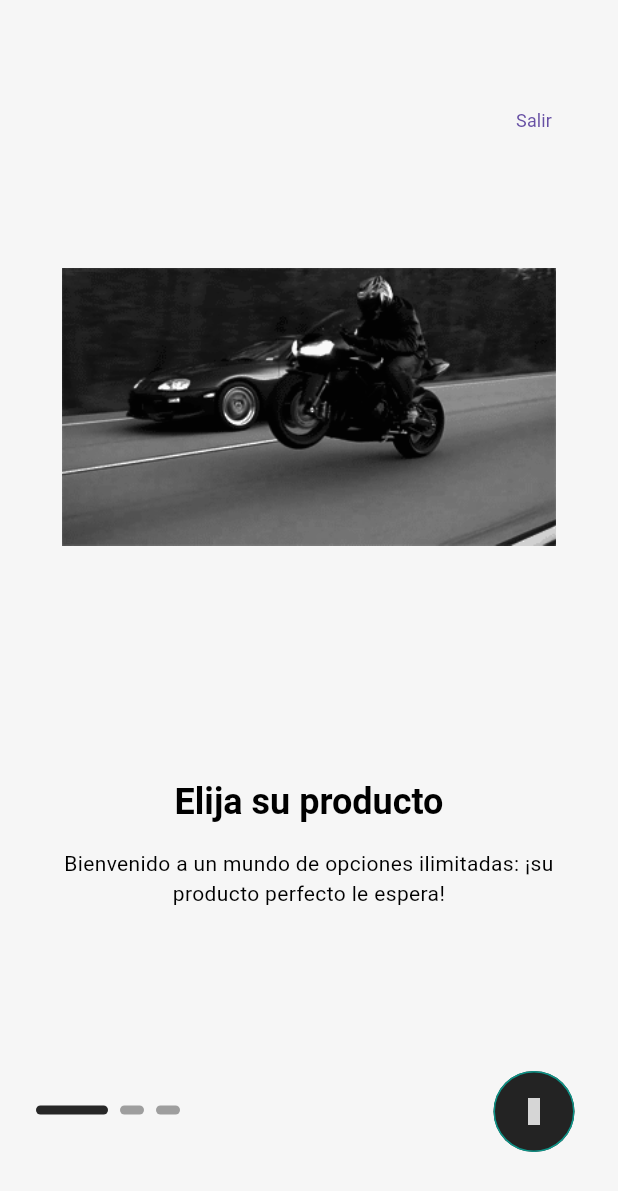
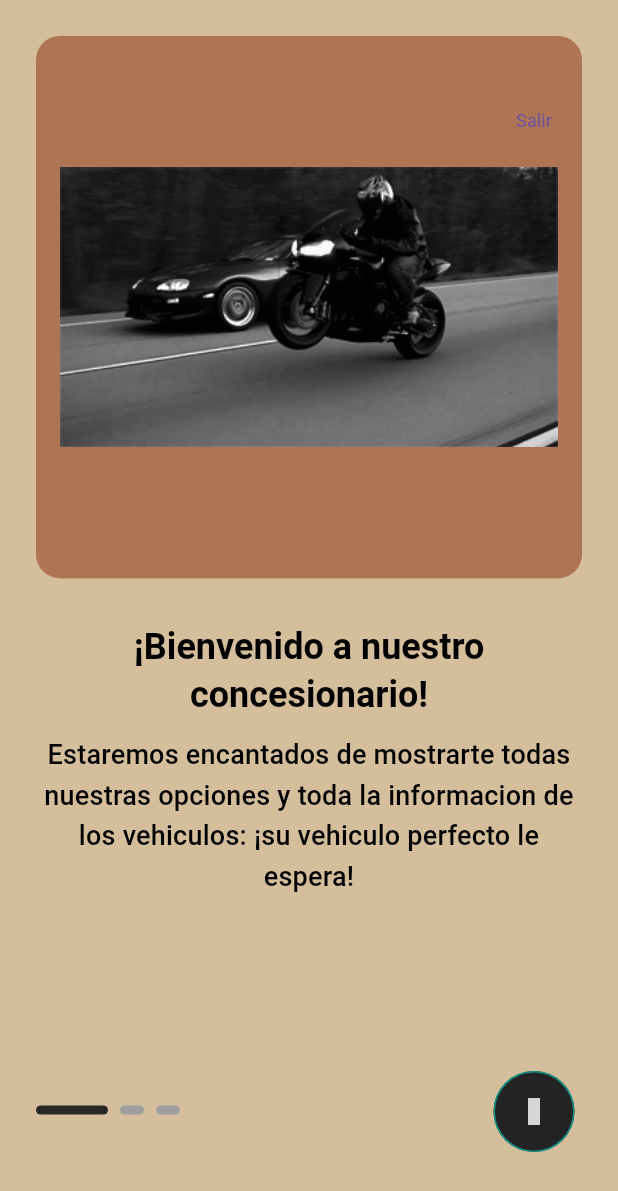
Before and after one commit to Julian-Escobar22/App-concesionario, a Flutter app: the screen it shows after launch, on a phone screen of 412 x 824 dp. Shown: the top 1191 px of the screen. Run offline on Flutter 3.47's test engine with Material 3 defaults, Android fonts, the phone set to English and light mode, and no system bars; drawn by our look-alikes of smooth_page_indicator; our stand-ins replace cloud_firestore, firebase_auth, firebase_core, flutter_svg, get, get_storage and 2 more; accounts and stored records are empty; Roboto replaces fonts that are missing (Poppins); project files that could hold a hidden picture were left out; grey boxes are pictures that could not be loaded.

Commit message:
subiendo cambios

```diff
--- a/lib/l10n/app_es.arb
+++ b/lib/l10n/app_es.arb
@@ -1,6 +1,6 @@
 {
   "appTitle": "Mi Aplicación",
   "content": "Hola",
-  "onboarding": "{name, select, onBoardingTitle1{Elija su producto} onBoardingSubTitle1{Bienvenido a un mundo de opciones ilimitadas: ¡su producto perfecto le espera!} onBoardingTitle2{Seleccione el método de pago} onBoardingSubTitle2{Para realizar transacciones sin problemas, elija su forma de pago} onBoardingTitle3{Entrega a domicilio} onBoardingSubTitle3{¡Entrega rápida, segura y sin contacto!} other{}}",
-  "login": "{name, select, loginTitle{Bienvenido de nuevo,} loginSubTitle{Descubra opciones ilimitadas y una comodidad inigualable.} email{Correo electrónico} password{Contraseña} rememberMe{Recuérdame} forgetPassword{Recuperar contraseña?} signIn{Iniciar sesión} createAccount{Crear cuenta} orSignInWith{O inicie sesión con} other{}}"
+  "onboarding": "{name, select, onBoardingTitle1{¡Bienvenido a nuestro concesionario!} onBoardingSubTitle1{Estaremos encantados de mostrarte todas nuestras opciones y toda la informacion de los vehiculos: ¡su vehiculo perfecto le espera!} onBoardingTitle2{¡Contamos con planes de financiamiento!} onBoardingSubTitle2{Conoce la nueva BMW X1, ¡MAS PODER! Y MAS ESTILO!} onBoardingTitle3{Encuentranos en Pasto nueva apertura Avenida los estudiantes} onBoardingSubTitle3{¡Preparate para conocer un mundo de posibilidades!} other{}}",
+  "login": "{name, select, loginTitle{Bienvenido, Inicia sesion para brindarte un mejor asesoramiento} loginSubTitle{Descubra los mejores automoviles y Motos de todas las marcas. ¡A los mejores precios!} email{Correo electrónico} password{Contraseña} rememberMe{Recuérdame} forgetPassword{} signIn{Iniciar sesión} createAccount{Crear cuenta} orSignInWith{O inicie sesión con} other{}}"
 }
--- a/lib/modules/authentication/screens/onboarding/onboarding.dart
+++ b/lib/modules/authentication/screens/onboarding/onboarding.dart
@@ -8,15 +8,15 @@ import 'package:project_final/modules/authentication/screens/onboarding/widgets/
 import 'package:project_final/utils/constants/image_strings.dart';
 import 'package:project_final/utils/constants/text_strings.dart';
 
-
 class OnBoardingScreen extends StatelessWidget {
-  const OnBoardingScreen({super.key});
+  const OnBoardingScreen({Key? key}) : super(key: key);
 
   @override
   Widget build(BuildContext context) {
     final controller = Get.put(OnBoardingController());
 
     return Scaffold(
+      backgroundColor: Color.fromARGB(255, 213, 190, 156), // Gris claro
       body: Stack(
         children: [
           /// Horizontal scrollable pages
--- a/lib/modules/authentication/screens/onboarding/widgets/onboarding_page.dart
+++ b/lib/modules/authentication/screens/onboarding/widgets/onboarding_page.dart
@@ -4,11 +4,11 @@ import 'package:project_final/utils/helpers/helper_functions.dart';
 
 class OnBoardingPage extends StatelessWidget {
   const OnBoardingPage({
-    super.key,
+    Key? key,
     required this.image,
     required this.title,
     required this.subTitle,
-  });
+  }) : super(key: key);
 
   final String image, title, subTitle;
 
@@ -18,20 +18,32 @@ class OnBoardingPage extends StatelessWidget {
       padding: const EdgeInsets.all(AppSizes.defaultSpace),
       child: Column(
         children: [
-          Image(
-            width: HelperFunctions.screenWidth() * 0.8,
-            height: HelperFunctions.screenHeight() * 0.6,
-            image: AssetImage(image),
+          Container(
+            width: double.infinity,
+            margin: EdgeInsets.only(bottom: 20.0),
+            decoration: BoxDecoration(
+              color: Color.fromARGB(255, 175, 116, 84), // Usar el color de fondo del login
+              borderRadius: BorderRadius.circular(16.0),
+            ),
+            child: Padding(
+              padding: const EdgeInsets.all(16.0),
+              child: Image(
+                width: HelperFunctions.screenWidth() * 0.6,
+                height: HelperFunctions.screenHeight() * 0.4,
+                image: AssetImage(image),
+              ),
+            ),
           ),
+          SizedBox(height: 10.0),
           Text(
             title,
-            style: Theme.of(context).textTheme.headlineMedium,
+            style: Theme.of(context).textTheme.headline5!.copyWith(fontSize: 24.0), // Ajustar el tamaño del título según sea necesario
             textAlign: TextAlign.center,
           ),
-          const SizedBox(height: AppSizes.spaceBtwItems),
+          SizedBox(height: 10.0),
           Text(
             subTitle,
-            style: Theme.of(context).textTheme.bodyMedium,
+            style: Theme.of(context).textTheme.subtitle1!.copyWith(fontSize: 18.0), // Ajustar el tamaño del texto según sea necesario
             textAlign: TextAlign.center,
           ),
         ],
```
Also changed, not shown: lib/modules/authentication/screens/login/login.dart (+21 -4 lines), lib/modules/authentication/screens/login/widgets/login_form.dart (+32 -63 lines), lib/modules/authentication/screens/login/widgets/login_header.dart (+15 -7 lines), assets/logos/logo.svg, lib/generated/app_localizations.dart, lib/generated/app_localizations_es.dart.
